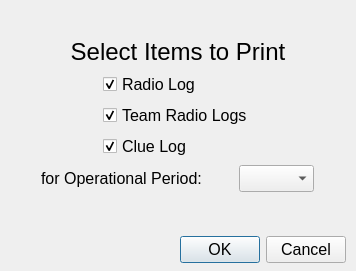
This is printDialog.ui in ncssar/radiolog as Qt 5 draws it before an edit. The edited form follows.
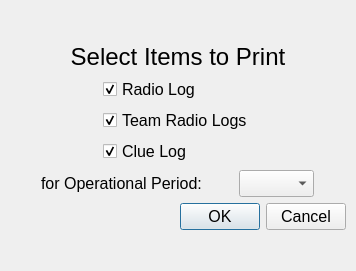
This is the edited form.

```diff
--- a/printDialog.ui
+++ b/printDialog.ui
@@ -19,25 +19,52 @@
      <x>10</x>
      <y>0</y>
      <width>336</width>
-     <height>263</height>
+     <height>272</height>
     </rect>
    </property>
    <layout class="QGridLayout" name="gridLayout_2">
-    <item row="5" column="0">
-     <widget class="QDialogButtonBox" name="buttonBox">
-      <property name="font">
-       <font>
-        <family>Segoe UI</family>
-        <pointsize>12</pointsize>
-       </font>
-      </property>
-      <property name="orientation">
-       <enum>Qt::Horizontal</enum>
-      </property>
-      <property name="standardButtons">
-       <set>QDialogButtonBox::Cancel|QDialogButtonBox::Ok</set>
-      </property>
-     </widget>
+    <item row="4" column="0">
+     <layout class="QHBoxLayout" name="horizontalLayout_2">
+      <item>
+       <spacer name="horizontalSpacer_3">
+        <property name="orientation">
+         <enum>Qt::Horizontal</enum>
+        </property>
+        <property name="sizeHint" stdset="0">
+         <size>
+          <width>40</width>
+          <height>20</height>
+         </size>
+        </property>
+       </spacer>
+      </item>
+      <item>
+       <widget class="QPushButton" name="OKButton">
+        <property name="font">
+         <font>
+          <family>Segoe UI</family>
+          <pointsize>12</pointsize>
+         </font>
+        </property>
+        <property name="text">
+         <string>OK</string>
+        </property>
+       </widget>
+      </item>
+      <item>
+       <widget class="QPushButton" name="CancelButton">
+        <property name="font">
+         <font>
+          <family>Segoe UI</family>
+          <pointsize>12</pointsize>
+         </font>
+        </property>
+        <property name="text">
+         <string>Cancel</string>
+        </property>
+       </widget>
+      </item>
+     </layout>
     </item>
     <item row="2" column="0">
      <layout class="QGridLayout" name="gridLayout">
@@ -135,6 +162,19 @@
       </item>
      </layout>
     </item>
+    <item row="0" column="0">
+     <spacer name="verticalSpacer">
+      <property name="orientation">
+       <enum>Qt::Vertical</enum>
+      </property>
+      <property name="sizeHint" stdset="0">
+       <size>
+        <width>20</width>
+        <height>40</height>
+       </size>
+      </property>
+     </spacer>
+    </item>
     <item row="1" column="0">
      <widget class="QLabel" name="label">
       <property name="font">
@@ -153,20 +193,7 @@
       </property>
      </widget>
     </item>
-    <item row="0" column="0">
-     <spacer name="verticalSpacer">
-      <property name="orientation">
-       <enum>Qt::Vertical</enum>
-      </property>
-      <property name="sizeHint" stdset="0">
-       <size>
-        <width>20</width>
-        <height>40</height>
-       </size>
-      </property>
-     </spacer>
-    </item>
-    <item row="4" column="0">
+    <item row="5" column="0">
      <spacer name="verticalSpacer_2">
       <property name="orientation">
        <enum>Qt::Vertical</enum>
```
Left out of the diff: 24 changed lines with no effect on the pictures.
